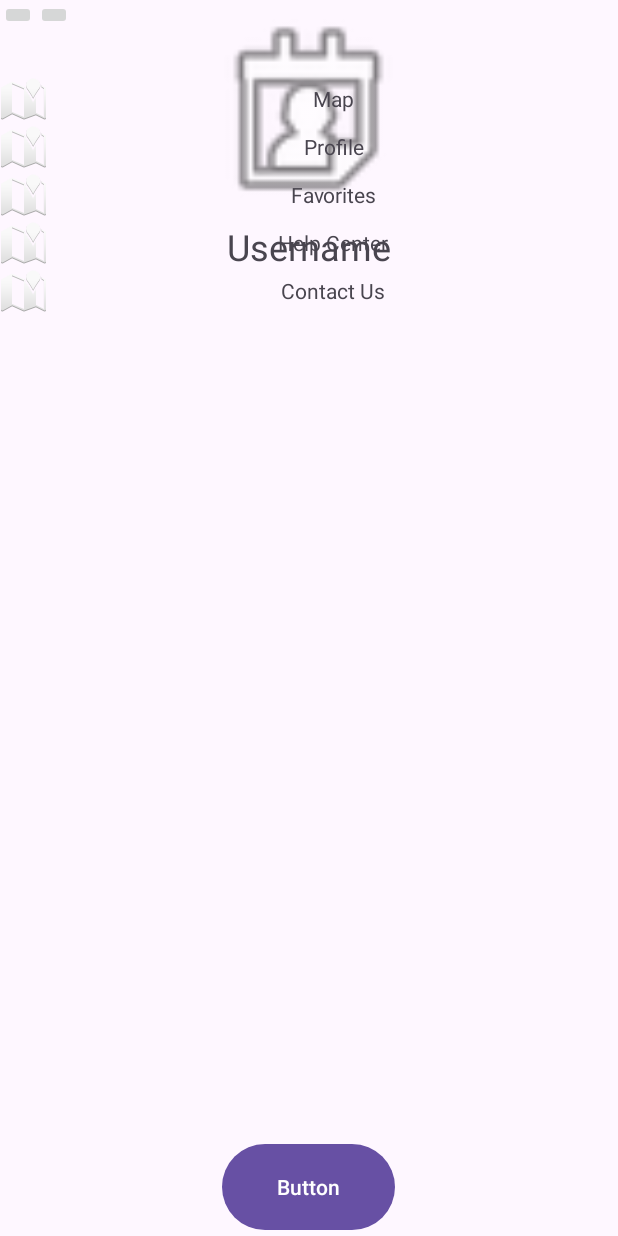
After one commit to Brenden-Fenimore/TrailBlaze, an Android app: the layout activity_menu.xml on its own in the app's theme, with its tools: preview values and no code run, on a phone screen of 412 x 824 dp. The commit adds this screen. Run offline under Robolectric (Android 15) with nearby library versions, the phone set to English and light mode, and no system bars.

```diff
--- a/app/src/main/AndroidManifest.xml
+++ b/app/src/main/AndroidManifest.xml
@@ -13,6 +13,10 @@
             android:theme="@style/Theme.TrailBlaze"
             tools:targetApi="31">
         <activity
+                android:name=".ui.MenuActivity"
+                android:exported="false"
+                android:theme="@style/Theme.TrailBlaze"/>
+        <activity
                 android:name=".MainActivity"
                 android:exported="true"
                 android:label="@string/app_name">
--- /dev/null
+++ b/app/src/main/res/layout/activity_menu.xml
@@ -0,0 +1,142 @@
+<?xml version="1.0" encoding="utf-8"?>
+<RelativeLayout xmlns:android="http://schemas.android.com/apk/res/android"
+                xmlns:app="http://schemas.android.com/apk/res-auto" xmlns:tools="http://schemas.android.com/tools"
+             android:layout_width="match_parent"
+             android:layout_height="match_parent"
+             tools:context=".ui.favorites.FavoritesFragment"
+>
+    <LinearLayout android:layout_width="wrap_content" android:layout_height="wrap_content"
+            android:orientation="horizontal"
+
+    >
+
+        <ImageButton android:layout_width="wrap_content" android:layout_height="wrap_content"
+
+        />
+
+        <ImageButton android:layout_width="wrap_content" android:layout_height="wrap_content"
+
+        />
+
+
+    </LinearLayout>
+
+    <LinearLayout
+            android:orientation="vertical"
+            android:gravity="center"
+            android:layout_width="match_parent" android:layout_height="wrap_content"
+    >
+
+
+        <ImageView
+                android:layout_width="166dp"
+                android:layout_height="148dp" app:srcCompat="@android:drawable/ic_menu_my_calendar"
+                android:layout_weight="1"
+
+        />
+
+        <TextView android:layout_width="wrap_content" android:layout_height="wrap_content"
+                  android:text="Username"
+                  android:textSize="24sp"
+        >
+
+        </TextView>
+
+    </LinearLayout>
+
+    <LinearLayout
+            android:layout_marginTop="50dp"
+            android:layout_width="match_parent" android:layout_height="wrap_content"
+            android:orientation="vertical"
+    >
+
+        <LinearLayout android:layout_width="match_parent" android:layout_height="wrap_content"
+                      android:orientation="horizontal">
+
+
+            <ImageView
+                    android:layout_width="wrap_content"
+                    android:layout_height="wrap_content" app:srcCompat="@android:drawable/ic_dialog_map"
+                    />
+            <TextView
+                    android:text="@string/title_map"
+                    android:layout_width="191dp"
+                    android:layout_height="match_parent"  android:layout_weight="1"
+                    android:gravity="center"
+            />
+        </LinearLayout>
+
+        <LinearLayout android:layout_width="match_parent" android:layout_height="wrap_content"
+                      android:orientation="horizontal">
+
+
+            <ImageView
+                    android:layout_width="wrap_content"
+                    android:layout_height="wrap_content" app:srcCompat="@android:drawable/ic_dialog_map"
+                    />
+            <TextView
+                    android:text="Profile"
+                    android:layout_width="191dp"
+                    android:layout_height="match_parent" android:layout_weight="1"
+                    android:gravity="center"
+            />
+        </LinearLayout>
+
+        <LinearLayout android:layout_width="match_parent" android:layout_height="wrap_content"
+                      android:orientation="horizontal">
+
+
+            <ImageView
+                    android:layout_width="wrap_content"
+                    android:layout_height="wrap_content" app:srcCompat="@android:drawable/ic_dialog_map"
+                    />
+            <TextView
+                    android:text="Favorites"
+                    android:layout_width="191dp"
+                    android:layout_height="match_parent"  android:layout_weight="1"
+                    android:gravity="center"
+            />
+        </LinearLayout>
+
+        <LinearLayout android:layout_width="match_parent" android:layout_height="wrap_content"
+                      android:orientation="horizontal">
+
+
+            <ImageView
+                    android:layout_width="wrap_content"
+                    android:layout_height="wrap_content" app:srcCompat="@android:drawable/ic_dialog_map"
+
+            />
+            <TextView
+                    android:text="Help Center"
+                    android:layout_width="191dp"
+                    android:layout_height="match_parent"  android:layout_weight="1"
+                    android:gravity="center"
+            />
+        </LinearLayout>
+
+        <LinearLayout android:layout_width="match_parent" android:layout_height="wrap_content"
+                      android:orientation="horizontal">
+
+
+            <ImageView
+                    android:layout_width="wrap_content"
+                    android:layout_height="wrap_content" app:srcCompat="@android:drawable/ic_dialog_map"
+                    />
+
+            <TextView
+                    android:text="Contact Us"
+                    android:layout_width="191dp"
+                    android:layout_height="match_parent"  android:layout_weight="1"
+                    android:gravity="center"
+            />
+        </LinearLayout>
+
+    </LinearLayout>
+    <Button
+            android:text="Button"
+            android:layout_alignParentBottom="true"
+            android:layout_centerHorizontal="true"
+            android:layout_width="115dp"
+            android:layout_height="65dp" />
+</RelativeLayout>
--- /dev/null
+++ b/app/src/main/res/values-land/dimens.xml
@@ -0,0 +1,3 @@
+<resources>
+    <dimen name="fab_margin">48dp</dimen>
+</resources>
--- a/app/src/main/res/values-night/themes.xml
+++ b/app/src/main/res/values-night/themes.xml
@@ -13,4 +13,9 @@
         <item name="android:statusBarColor">?attr/colorPrimaryVariant</item>
         <!-- Customize your theme here. -->
     </style>
+    <!-- Base application theme. -->
+    <style name="Base.Theme.TrailBlaze" parent="Theme.Material3.DayNight.NoActionBar">
+        <!-- Customize your dark theme here. -->
+        <!-- <item name="colorPrimary">@color/my_dark_primary</item> -->
+    </style>
 </resources>
--- /dev/null
+++ b/app/src/main/res/values-v23/themes.xml
@@ -0,0 +1,8 @@
+<resources xmlns:tools="http://schemas.android.com/tools">
+    <style name="Theme.TrailBlaze" parent="Base.Theme.TrailBlaze">
+        <!-- Transparent system bars for edge-to-edge. -->
+        <item name="android:navigationBarColor">@android:color/transparent</item>
+        <item name="android:statusBarColor">@android:color/transparent</item>
+        <item name="android:windowLightStatusBar">?attr/isLightTheme</item>
+    </style>
+</resources>
--- /dev/null
+++ b/app/src/main/res/values-w1240dp/dimens.xml
@@ -0,0 +1,3 @@
+<resources>
+    <dimen name="fab_margin">200dp</dimen>
+</resources>
--- /dev/null
+++ b/app/src/main/res/values-w600dp/dimens.xml
@@ -0,0 +1,3 @@
+<resources>
+    <dimen name="fab_margin">48dp</dimen>
+</resources>
--- a/app/src/main/res/values/dimens.xml
+++ b/app/src/main/res/values/dimens.xml
@@ -2,4 +2,5 @@
     <!-- Default screen margins, per the Android Design guidelines. -->
     <dimen name="activity_horizontal_margin">16dp</dimen>
     <dimen name="activity_vertical_margin">16dp</dimen>
+    <dimen name="fab_margin">16dp</dimen>
 </resources>
--- a/app/src/main/res/values/themes.xml
+++ b/app/src/main/res/values/themes.xml
@@ -13,4 +13,9 @@
         <item name="android:statusBarColor">?attr/colorPrimaryVariant</item>
         <!-- Customize your theme here. -->
     </style>
+    <!-- Base application theme. -->
+    <style name="Base.Theme.TrailBlaze" parent="Theme.Material3.DayNight.NoActionBar">
+        <!-- Customize your light theme here. -->
+        <!-- <item name="colorPrimary">@color/my_light_primary</item> -->
+    </style>
 </resources>
```
Also changed, not shown: app/src/main/java/com/example/trailblaze/ui/MenuActivity.kt (added, +28 -0 lines), app/src/main/res/layout/content_menu.xml (added, +20 -0 lines), app/src/main/res/navigation/nav_graph.xml (added, +28 -0 lines), app/src/main/res/values/strings.xml (+38 -0 lines).
